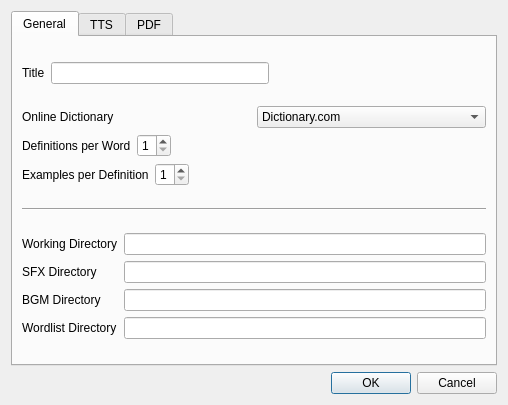
Above: design/preferences.ui from kokimame/joytan before the change. Below: the same form after it.
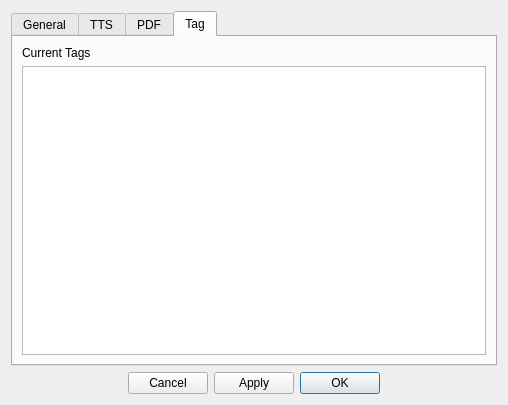
That is the form after the change. The open tabs and pages were chosen to show the change.

Commit message: Added FIXME and apply button for prefs

Diff of the .ui file:
```diff
--- a/design/preferences.ui
+++ b/design/preferences.ui
@@ -256,14 +256,91 @@
        <string>PDF</string>
       </attribute>
      </widget>
+     <widget class="QWidget" name="tabTag">
+      <attribute name="title">
+       <string>Tag</string>
+      </attribute>
+      <layout class="QVBoxLayout" name="verticalLayout_4">
+       <item>
+        <widget class="QLabel" name="label_11">
+         <property name="text">
+          <string>Current Tags</string>
+         </property>
+        </widget>
+       </item>
+       <item>
+        <widget class="QListWidget" name="tagList">
+         <property name="autoFillBackground">
+          <bool>true</bool>
+         </property>
+         <property name="styleSheet">
+          <string notr="true"/>
+         </property>
+        </widget>
+       </item>
+      </layout>
+     </widget>
     </widget>
    </item>
    <item>
-    <widget class="QDialogButtonBox" name="buttonBox">
-     <property name="standardButtons">
-      <set>QDialogButtonBox::Cancel|QDialogButtonBox::Ok</set>
-     </property>
-    </widget>
+    <layout class="QHBoxLayout" name="horizontalLayout_11">
+     <item>
+      <spacer name="horizontalSpacer">
+       <property name="orientation">
+        <enum>Qt::Horizontal</enum>
+       </property>
+       <property name="sizeHint" stdset="0">
+        <size>
+         <width>40</width>
+         <height>20</height>
+        </size>
+       </property>
+      </spacer>
+     </item>
+     <item>
+      <widget class="QPushButton" name="cancelBtn">
+       <property name="styleSheet">
+        <string notr="true"/>
+       </property>
+       <property name="text">
+        <string>Cancel</string>
+       </property>
+      </widget>
+     </item>
+     <item>
+      <widget class="QPushButton" name="applyBtn">
+       <property name="text">
+        <string>Apply</string>
+       </property>
+      </widget>
+     </item>
+     <item>
+      <widget class="QPushButton" name="okBtn">
+       <property name="text">
+        <string>OK</string>
+       </property>
+       <property name="autoDefault">
+        <bool>false</bool>
+       </property>
+       <property name="default">
+        <bool>true</bool>
+       </property>
+      </widget>
+     </item>
+     <item>
+      <spacer name="horizontalSpacer_8">
+       <property name="orientation">
+        <enum>Qt::Horizontal</enum>
+       </property>
+       <property name="sizeHint" stdset="0">
+        <size>
+         <width>40</width>
+         <height>20</height>
+        </size>
+       </property>
+      </spacer>
+     </item>
+    </layout>
    </item>
   </layout>
  </widget>
```
Left out of the diff: 6 changed lines with no effect on the pictures. The commit also changes 3 other files.
